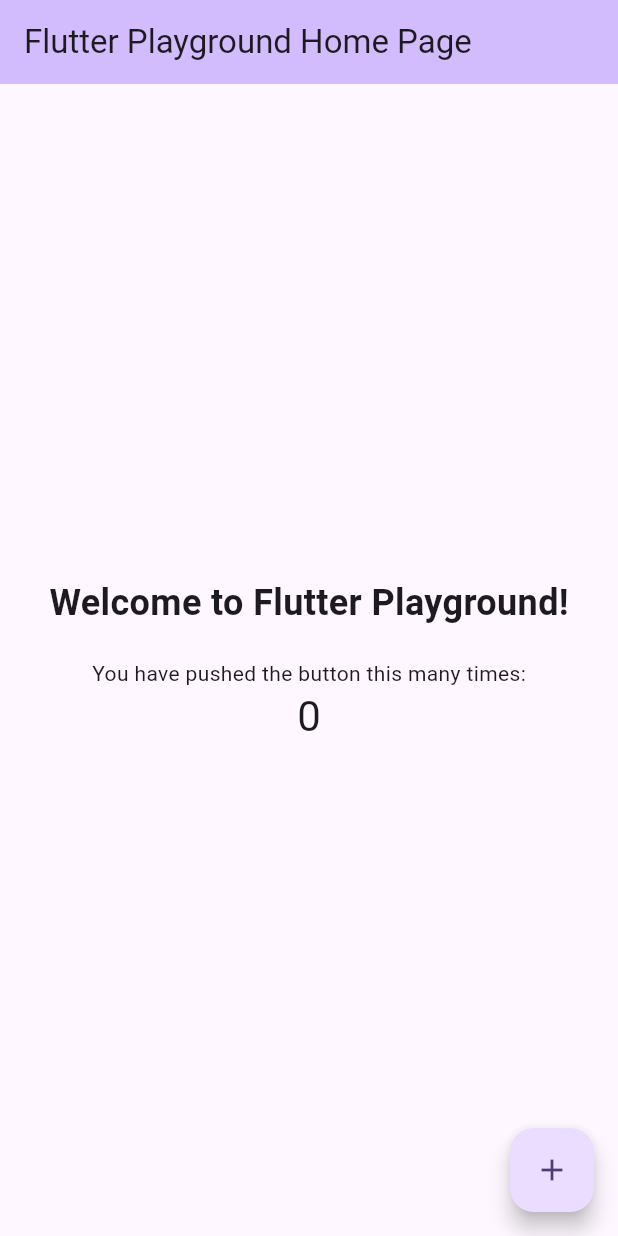
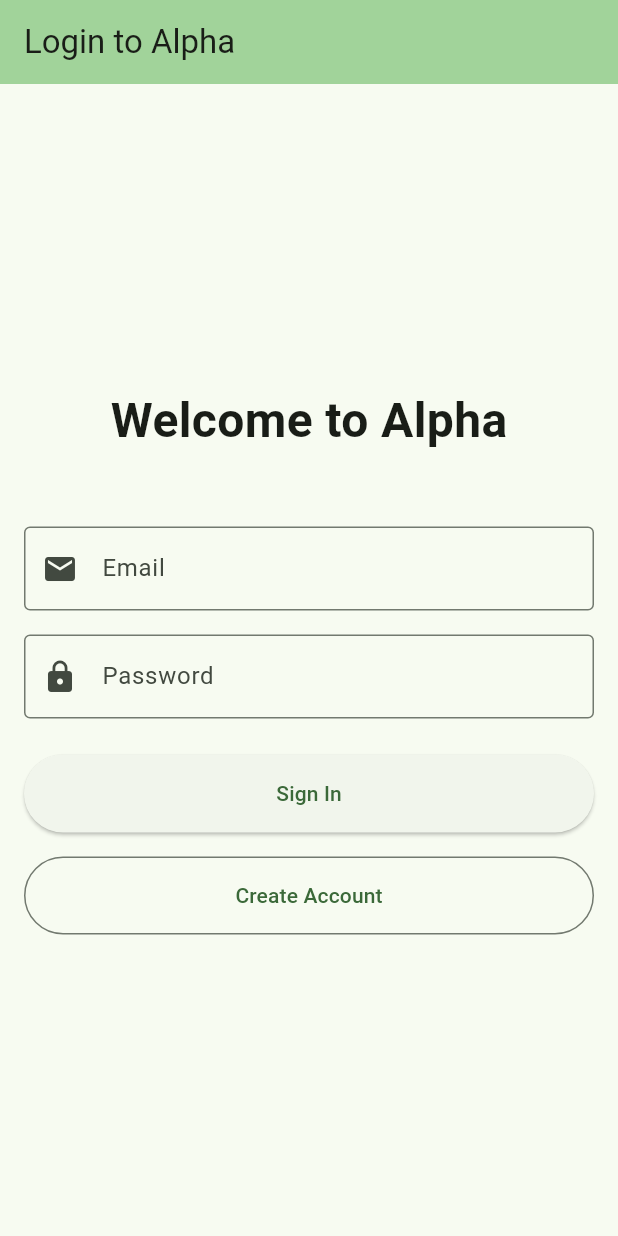
Before and after one commit to sarbagyastha/playground, a Flutter app: the screen it shows after launch, on a phone screen of 412 x 824 dp. Run offline on Flutter 3.47's test engine with Material 3 defaults, Android fonts, the phone set to English and light mode, and no system bars; our stand-ins replace firebase_auth, firebase_core; accounts and stored records are empty.

Commit message:
Complete project configuration and Firebase auth setup
Co-authored-by: sarbagyastha <9782008+sarbagyastha@users.noreply.github.com>

```diff
--- /dev/null
+++ b/lib/auth_wrapper.dart
@@ -0,0 +1,31 @@
+import 'package:flutter/material.dart';
+import 'package:firebase_auth/firebase_auth.dart';
+import 'login_page.dart';
+
+class AuthWrapper extends StatelessWidget {
+  final Widget child;
+
+  const AuthWrapper({super.key, required this.child});
+
+  @override
+  Widget build(BuildContext context) {
+    return StreamBuilder<User?>(
+      stream: FirebaseAuth.instance.authStateChanges(),
+      builder: (context, snapshot) {
+        if (snapshot.connectionState == ConnectionState.waiting) {
+          return const Scaffold(
+            body: Center(
+              child: CircularProgressIndicator(),
+            ),
+          );
+        }
+
+        if (snapshot.hasData) {
+          return child;
+        }
+
+        return const LoginPage();
+      },
+    );
+  }
+}
--- /dev/null
+++ b/lib/login_page.dart
@@ -0,0 +1,178 @@
+import 'package:flutter/material.dart';
+import 'package:firebase_auth/firebase_auth.dart';
+
+class LoginPage extends StatefulWidget {
+  const LoginPage({super.key});
+
+  @override
+  State<LoginPage> createState() => _LoginPageState();
+}
+
+class _LoginPageState extends State<LoginPage> {
+  final _emailController = TextEditingController();
+  final _passwordController = TextEditingController();
+  final _formKey = GlobalKey<FormState>();
+  bool _isLoading = false;
+
+  @override
+  void dispose() {
+    _emailController.dispose();
+    _passwordController.dispose();
+    super.dispose();
+  }
+
+  Future<void> _signIn() async {
+    if (!_formKey.currentState!.validate()) return;
+
+    setState(() {
+      _isLoading = true;
+    });
+
+    try {
+      await FirebaseAuth.instance.signInWithEmailAndPassword(
+        email: _emailController.text.trim(),
+        password: _passwordController.text,
+      );
+    } on FirebaseAuthException catch (e) {
+      if (mounted) {
+        ScaffoldMessenger.of(context).showSnackBar(
+          SnackBar(
+            content: Text(e.message ?? 'An error occurred'),
+            backgroundColor: Colors.red,
+          ),
+        );
+      }
+    } finally {
+      if (mounted) {
+        setState(() {
+          _isLoading = false;
+        });
+      }
+    }
+  }
+
+  Future<void> _signUp() async {
+    if (!_formKey.currentState!.validate()) return;
+
+    setState(() {
+      _isLoading = true;
+    });
+
+    try {
+      await FirebaseAuth.instance.createUserWithEmailAndPassword(
+        email: _emailController.text.trim(),
+        password: _passwordController.text,
+      );
+    } on FirebaseAuthException catch (e) {
+      if (mounted) {
+        ScaffoldMessenger.of(context).showSnackBar(
+          SnackBar(
+            content: Text(e.message ?? 'An error occurred'),
+            backgroundColor: Colors.red,
+          ),
+        );
+      }
+    } finally {
+      if (mounted) {
+        setState(() {
+          _isLoading = false;
+        });
+      }
+    }
+  }
+
+  @override
+  Widget build(BuildContext context) {
+    return Scaffold(
+      appBar: AppBar(
+        title: const Text('Login to Alpha'),
+        backgroundColor: Theme.of(context).colorScheme.inversePrimary,
+      ),
+      body: Padding(
+        padding: const EdgeInsets.all(16.0),
+        child: Form(
+          key: _formKey,
+          child: Column(
+            mainAxisAlignment: MainAxisAlignment.center,
+            children: [
+              const Text(
+                'Welcome to Alpha',
+                style: TextStyle(
+                  fontSize: 32,
+                  fontWeight: FontWeight.bold,
+                ),
+              ),
+              const SizedBox(height: 48),
+              TextFormField(
+                controller: _emailController,
+                decoration: const InputDecoration(
+                  labelText: 'Email',
+                  border: OutlineInputBorder(),
+                  prefixIcon: Icon(Icons.email),
+                ),
+                keyboardType: TextInputType.emailAddress,
+                validator: (value) {
+                  if (value == null || value.isEmpty) {
+                    return 'Please enter your email';
+                  }
+                  if (!value.contains('@')) {
+                    return 'Please enter a valid email';
+                  }
+                  return null;
+                },
+              ),
+              const SizedBox(height: 16),
+              TextFormField(
+                controller: _passwordController,
+                decoration: const InputDecoration(
+                  labelText: 'Password',
+                  border: OutlineInputBorder(),
+                  prefixIcon: Icon(Icons.lock),
+                ),
+                obscureText: true,
+                validator: (value) {
+                  if (value == null || value.isEmpty) {
+                    return 'Please enter your password';
+                  }
+                  if (value.length < 6) {
+                    return 'Password must be at least 6 characters';
+                  }
+                  return null;
+                },
+              ),
+              const SizedBox(height: 24),
+              if (_isLoading)
+                const CircularProgressIndicator()
+              else
+                Column(
+                  children: [
+                    SizedBox(
+                      width: double.infinity,
+                      child: ElevatedButton(
+                        onPressed: _signIn,
+                        style: ElevatedButton.styleFrom(
+                          padding: const EdgeInsets.symmetric(vertical: 16),
+                        ),
+                        child: const Text('Sign In'),
+                      ),
+                    ),
+                    const SizedBox(height: 16),
+                    SizedBox(
+                      width: double.infinity,
+                      child: OutlinedButton(
+                        onPressed: _signUp,
+                        style: OutlinedButton.styleFrom(
+                          padding: const EdgeInsets.symmetric(vertical: 16),
+                        ),
+                        child: const Text('Create Account'),
+                      ),
+                    ),
+                  ],
+                ),
+            ],
+          ),
+        ),
+      ),
+    );
+  }
+}
--- a/lib/main.dart
+++ b/lib/main.dart
@@ -1,6 +1,11 @@
 import 'package:flutter/material.dart';
+import 'package:firebase_core/firebase_core.dart';
+import 'package:firebase_auth/firebase_auth.dart';
+import 'auth_wrapper.dart';
 
-void main() {
+void main() async {
+  WidgetsFlutterBinding.ensureInitialized();
+  await Firebase.initializeApp();
   runApp(const MyApp());
 }
 
@@ -10,12 +15,14 @@ class MyApp extends StatelessWidget {
   @override
   Widget build(BuildContext context) {
     return MaterialApp(
-      title: 'Flutter Playground',
+      title: 'Alpha',
       theme: ThemeData(
-        colorScheme: ColorScheme.fromSeed(seedColor: Colors.deepPurple),
+        colorScheme: ColorScheme.fromSeed(seedColor: Colors.green),
         useMaterial3: true,
       ),
-      home: const MyHomePage(title: 'Flutter Playground Home Page'),
+      home: AuthWrapper(
+        child: const MyHomePage(title: 'Alpha Home Page'),
+      ),
     );
   }
 }
@@ -44,15 +51,30 @@ class _MyHomePageState extends State<MyHomePage> {
       appBar: AppBar(
         backgroundColor: Theme.of(context).colorScheme.inversePrimary,
         title: Text(widget.title),
+        actions: [
+          IconButton(
+            onPressed: () async {
+              await FirebaseAuth.instance.signOut();
+            },
+            icon: const Icon(Icons.logout),
+            tooltip: 'Logout',
+          ),
+        ],
       ),
       body: Center(
         child: Column(
           mainAxisAlignment: MainAxisAlignment.center,
           children: <Widget>[
             const Text(
-              'Welcome to Flutter Playground!',
+              'Welcome to Alpha!',
               style: TextStyle(fontSize: 24, fontWeight: FontWeight.bold),
             ),
+            const SizedBox(height: 20),
+            if (FirebaseAuth.instance.currentUser != null)
+              Text(
+                'Logged in as: ${FirebaseAuth.instance.currentUser!.email}',
+                style: const TextStyle(fontSize: 16, color: Colors.grey),
+              ),
             const SizedBox(height: 20),
             const Text(
               'You have pushed the button this many times:',
--- a/pubspec.yaml
+++ b/pubspec.yaml
@@ -1,5 +1,5 @@
-name: playground
-description: A Flutter playground project.
+name: alpha
+description: Alpha - A Flutter application with Firebase authentication.
 publish_to: 'none'
 
 version: 1.0.0+1
@@ -11,6 +11,8 @@ dependencies:
   flutter:
     sdk: flutter
   cupertino_icons: ^1.0.6
+  firebase_core: ^3.6.0
+  firebase_auth: ^5.3.1
 
 dev_dependencies:
   flutter_test:
```
Also changed, not shown: 7 other files.
